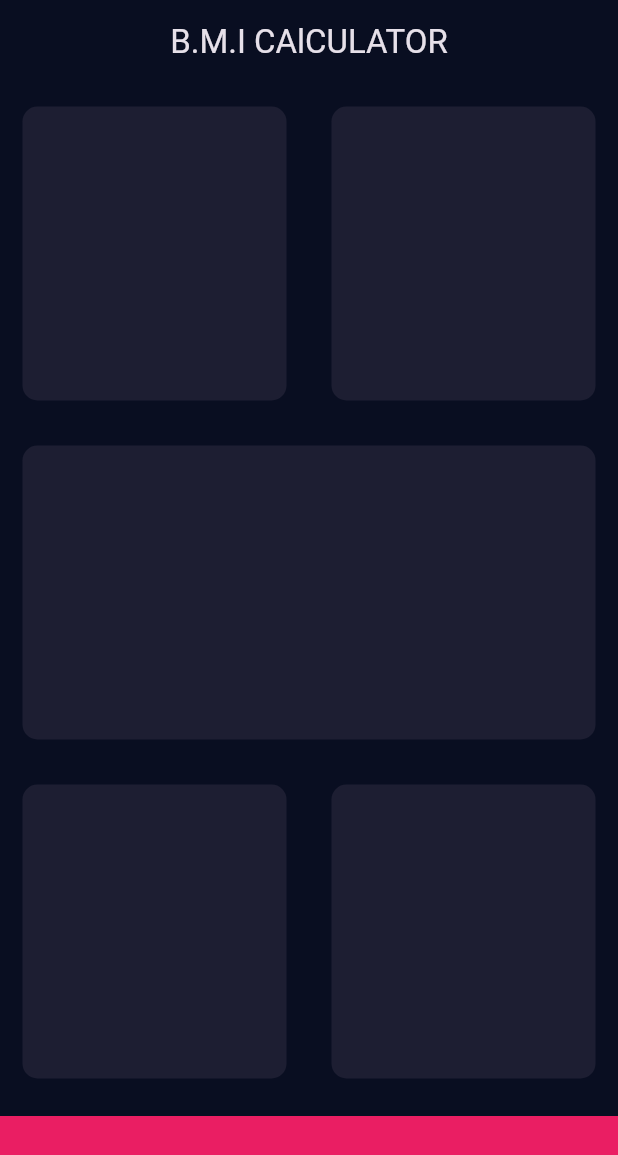
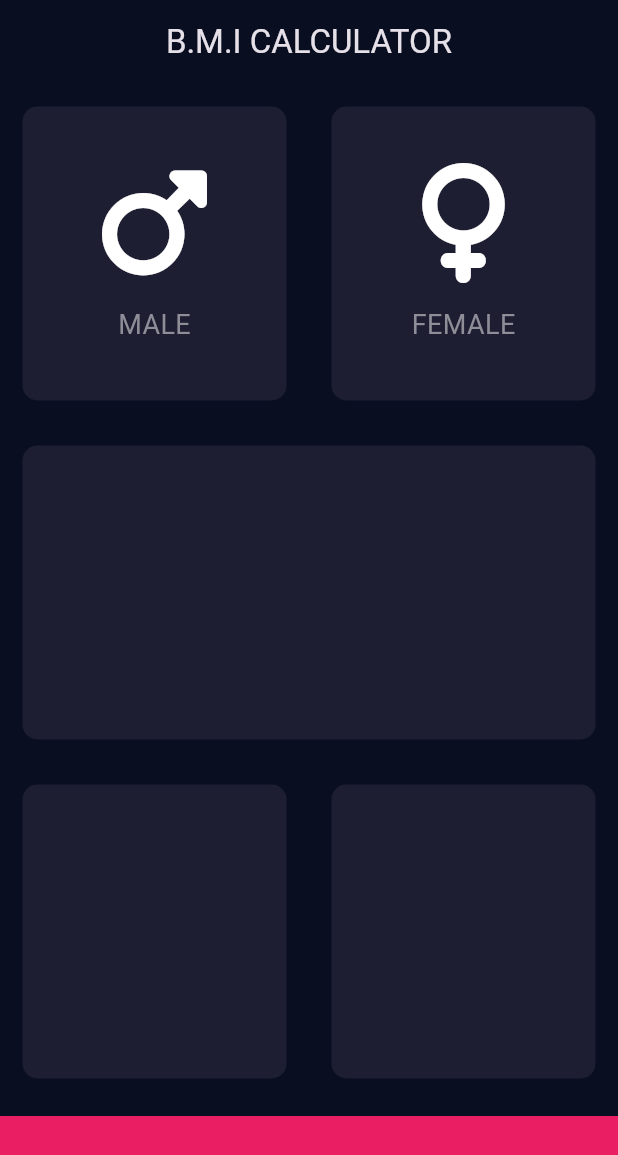
Before and after one commit to Oyebliss/BMI-Calculator-demo, a Flutter app: the screen it shows after launch, on a phone screen of 412 x 824 dp. Shown: the top 1155 px of the screen. Run offline on Flutter 3.47's test engine with Material 3 defaults, Android fonts, the phone set to English and light mode, and no system bars; our stand-ins replace font_awesome_flutter.

Commit message:
Update code, pubspec, and create a new dart file

```diff
--- a/lib/pages/input_page.dart
+++ b/lib/pages/input_page.dart
@@ -1,5 +1,8 @@
 import 'package:bmi_cal/utils/reused_cont.dart';
 import 'package:flutter/material.dart';
+import 'package:font_awesome_flutter/font_awesome_flutter.dart';
+
+import '../utils/reused_column.dart';
 
 const bottomContainerHeight = 80.0;
 const bodyContainerColor = Color(0xff1D1E32);
@@ -20,7 +23,7 @@ class _InputPageState extends State<InputPage> {
         backgroundColor: Theme.of(context).primaryColor,
         title: const Center(
           child: Text(
-            'B.M.I CAlCULATOR',
+            'B.M.I CALCULATOR',
           ),
         ),
       ),
@@ -31,11 +34,19 @@ class _InputPageState extends State<InputPage> {
               children: [
                 Expanded(
                   child: ReusedContainer(
+                    cardChild: ReusedColumn(
+                      icon: FontAwesomeIcons.mars,
+                      label: 'MALE',
+                    ),
                     colour: bodyContainerColor,
                   ),
                 ),
                 Expanded(
                   child: ReusedContainer(
+                    cardChild: ReusedColumn(
+                      icon: FontAwesomeIcons.venus,
+                      label: 'FEMALE',
+                    ),
                     colour: bodyContainerColor,
                   ),
                 ),
@@ -52,11 +63,13 @@ class _InputPageState extends State<InputPage> {
               children: [
                 Expanded(
                   child: ReusedContainer(
+                    cardChild: Column(),
                     colour: bodyContainerColor,
                   ),
                 ),
                 Expanded(
                   child: ReusedContainer(
+                    cardChild: Column(),
                     colour: bodyContainerColor,
                   ),
                 ),
@@ -64,10 +77,10 @@ class _InputPageState extends State<InputPage> {
             ),
           ),
           Container(
-            decoration: BoxDecoration(
+            decoration: const BoxDecoration(
               color: Color(0xffEA1E63),
             ),
-            margin: EdgeInsets.only(top: 10),
+            margin: const EdgeInsets.only(top: 10),
             height: bottomContainerHeight,
             width: double.infinity,
           ),
--- /dev/null
+++ b/lib/utils/reused_column.dart
@@ -0,0 +1,30 @@
+import 'package:flutter/material.dart';
+
+class ReusedColumn extends StatelessWidget {
+  final IconData? icon;
+  final String? label;
+  const ReusedColumn({super.key, this.icon, this.label});
+
+  @override
+  Widget build(BuildContext context) {
+    return Column(
+      mainAxisAlignment: MainAxisAlignment.center,
+      children: [
+        Icon(
+          icon,
+          size: 80,
+        ),
+        const SizedBox(
+          height: 15,
+        ),
+        Text(
+          label!,
+          style: const TextStyle(
+            fontSize: 18,
+            color: Color(0xff8D8E98),
+          ),
+        ),
+      ],
+    );
+  }
+}
--- a/lib/utils/reused_cont.dart
+++ b/lib/utils/reused_cont.dart
@@ -2,7 +2,8 @@ import 'package:flutter/material.dart';
 
 class ReusedContainer extends StatelessWidget {
   final Color colour;
-  const ReusedContainer({super.key, required this.colour});
+  final Widget? cardChild;
+  const ReusedContainer({super.key, required this.colour, this.cardChild});
 
   @override
   Widget build(BuildContext context) {
@@ -12,6 +13,7 @@ class ReusedContainer extends StatelessWidget {
         color: colour,
         borderRadius: BorderRadius.circular(10),
       ),
+      child: cardChild,
     );
   }
 }
--- a/pubspec.yaml
+++ b/pubspec.yaml
@@ -35,6 +35,7 @@ dependencies:
   # The following adds the Cupertino Icons font to your application.
   # Use with the CupertinoIcons class for iOS style icons.
   cupertino_icons: ^1.0.8
+  font_awesome_flutter: ^10.7.0
 
 dev_dependencies:
   flutter_test:
```
Also changed, not shown: pubspec.lock.
